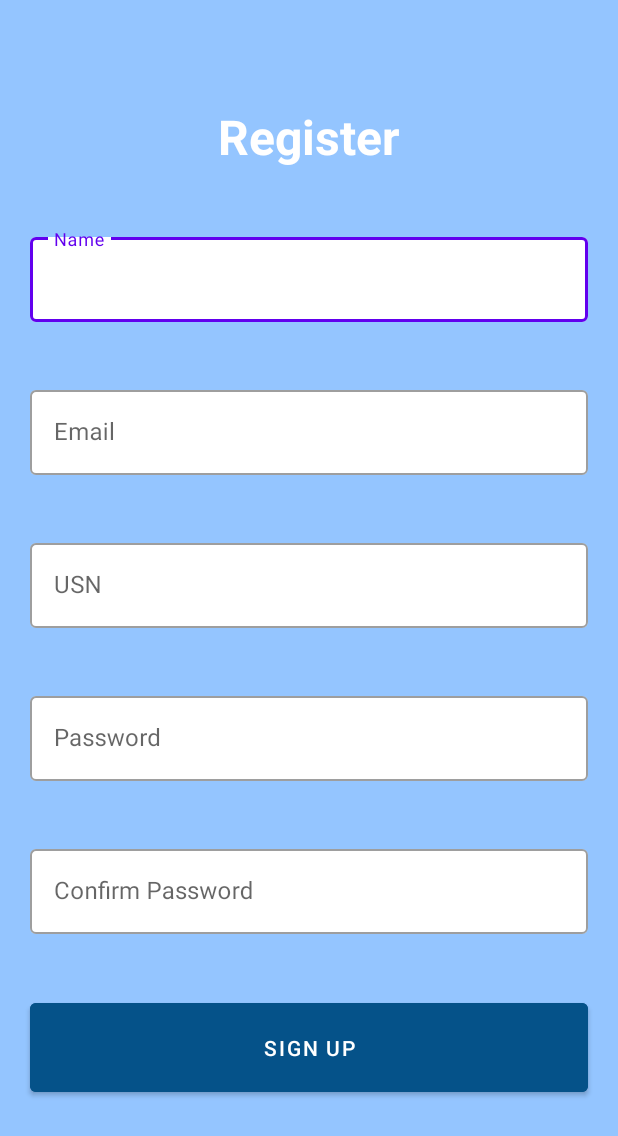
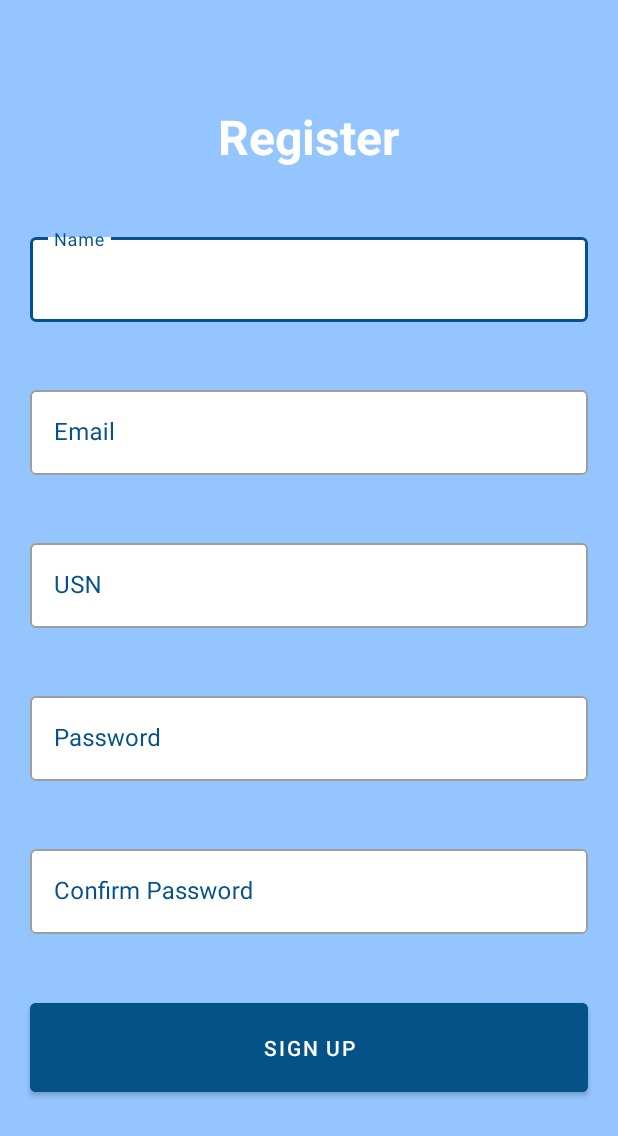
Before and after one commit to MirzaG9498/DroidAssist, an Android app: the SignUpActivity screen opened directly, with no data from a screen before it, on a phone screen of 412 x 824 dp. Shown: the top 1136 px of the screen. Run offline under Robolectric (Android 15) with nearby library versions, the phone set to English and light mode, and no system bars; our stand-ins replace Firebase (no records; nobody signed in at launch, a user with empty details on screens opened directly).

```diff
--- a/app/src/main/java/com/example/droidassist/HomeActivity.kt
+++ b/app/src/main/java/com/example/droidassist/HomeActivity.kt
@@ -34,7 +34,6 @@ class HomeActivity : AppCompatActivity() {
             ?.addOnFailureListener { e ->
                 Toast.makeText(this,e.message,Toast.LENGTH_LONG).show()
             }
-
     }
 
     private fun getDepartment(usn: String): String {
--- a/app/src/main/java/com/example/droidassist/SignUpActivity.kt
+++ b/app/src/main/java/com/example/droidassist/SignUpActivity.kt
@@ -27,6 +27,8 @@ class SignUpActivity : AppCompatActivity() {
         val passwordTextField: TextInputLayout = findViewById(R.id.etPassword)
         val confirmPasswordTextField: TextInputLayout = findViewById(R.id.etConfirmPassword)
 
+        val usnRegex = "[0-9]{1,2}[a-b]{2}[0-9]{1,2}[a-b]{2}[0-9]{3}"
+
         val signUpButton: Button = findViewById(R.id.btnRegister)
 
         signUpButton.setOnClickListener {
@@ -50,6 +52,8 @@ class SignUpActivity : AppCompatActivity() {
                 Toast.makeText(this, "Passwords Do Not Match", Toast.LENGTH_LONG).show()
                 return@setOnClickListener
             }
+
+
 
             auth.createUserWithEmailAndPassword(email, password)
                 .addOnCompleteListener { task ->
--- a/app/src/main/res/layout/activity_login.xml
+++ b/app/src/main/res/layout/activity_login.xml
@@ -30,6 +30,7 @@
             android:layout_margin="20dp"
             app:boxBackgroundColor="@color/white"
             android:hint="Email"
+            android:textColorHint="@color/secondary"
             style="@style/Widget.MaterialComponents.TextInputLayout.OutlinedBox">
 
             <com.google.android.material.textfield.TextInputEditText
@@ -47,6 +48,7 @@
             android:layout_margin="20dp"
             app:boxBackgroundColor="@color/white"
             android:hint="Password"
+            android:textColorHint="@color/secondary"
             style="@style/Widget.MaterialComponents.TextInputLayout.OutlinedBox">
 
             <com.google.android.material.textfield.TextInputEditText
--- a/app/src/main/res/layout/activity_sign_up.xml
+++ b/app/src/main/res/layout/activity_sign_up.xml
@@ -30,6 +30,7 @@
             android:layout_height="wrap_content"
             android:layout_margin="20dp"
             android:hint="Name"
+            android:textColorHint="@color/secondary"
             app:boxBackgroundColor="@color/white"
             style="@style/Widget.MaterialComponents.TextInputLayout.OutlinedBox">
 
@@ -49,6 +50,7 @@
             android:layout_margin="20dp"
             android:hint="Email"
             app:boxBackgroundColor="@color/white"
+            android:textColorHint="@color/secondary"
             style="@style/Widget.MaterialComponents.TextInputLayout.OutlinedBox">
 
             <com.google.android.material.textfield.TextInputEditText
@@ -66,6 +68,7 @@
             android:layout_height="wrap_content"
             android:layout_margin="20dp"
             android:hint="USN"
+            android:textColorHint="@color/secondary"
             app:boxBackgroundColor="@color/white"
             style="@style/Widget.MaterialComponents.TextInputLayout.OutlinedBox">
 
@@ -82,6 +85,7 @@
             android:layout_height="wrap_content"
             android:layout_margin="20dp"
             app:boxBackgroundColor="@color/white"
+            android:textColorHint="@color/secondary"
             android:hint="Password"
             style="@style/Widget.MaterialComponents.TextInputLayout.OutlinedBox">
 
@@ -100,6 +104,7 @@
             android:layout_margin="20dp"
             app:boxBackgroundColor="@color/white"
             android:hint="Confirm Password"
+            android:textColorHint="@color/secondary"
             style="@style/Widget.MaterialComponents.TextInputLayout.OutlinedBox">
 
             <com.google.android.material.textfield.TextInputEditText
--- a/app/src/main/res/layout/activity_splash.xml
+++ b/app/src/main/res/layout/activity_splash.xml
@@ -25,7 +25,7 @@
             android:layout_height="wrap_content"
             android:layout_gravity="center"
             android:layout_marginTop="30dp"
-            android:textColor="@color/black"
+            android:textColor="@color/secondary"
             android:textStyle="bold"
             android:textSize="32sp"
             android:text="DROID ASSIST" />
@@ -34,7 +34,7 @@
             android:layout_width="wrap_content"
             android:layout_height="wrap_content"
             android:textSize="18sp"
-            android:textColor="@color/black"
+            android:textColor="@color/secondary"
             android:layout_gravity="center"
             android:textStyle="bold"
             android:text="Online Education Made Easier" />
--- a/app/src/main/res/values-night/themes.xml
+++ b/app/src/main/res/values-night/themes.xml
@@ -1,16 +1,16 @@
 <resources xmlns:tools="http://schemas.android.com/tools">
     <!-- Base application theme. -->
-    <style name="Theme.DroidAssist" parent="Theme.MaterialComponents.DayNight.DarkActionBar">
+    <style name="Theme.DroidAssist" parent="Theme.MaterialComponents.DayNight.NoActionBar">
         <!-- Primary brand color. -->
-        <item name="colorPrimary">@color/purple_200</item>
+        <item name="colorPrimary">@color/secondary</item>
         <item name="colorPrimaryVariant">@color/purple_700</item>
         <item name="colorOnPrimary">@color/black</item>
         <!-- Secondary brand color. -->
-        <item name="colorSecondary">@color/teal_200</item>
+        <item name="colorSecondary">@color/primary</item>
         <item name="colorSecondaryVariant">@color/teal_200</item>
-        <item name="colorOnSecondary">@color/black</item>
+        <item name="colorOnSecondary">@color/white</item>
         <!-- Status bar color. -->
-        <item name="android:statusBarColor" tools:targetApi="l">?attr/colorPrimaryVariant</item>
+        <item name="android:statusBarColor" tools:targetApi="l">?attr/colorSecondary</item>
         <!-- Customize your theme here. -->
     </style>
 </resources>
--- a/app/src/main/res/values/themes.xml
+++ b/app/src/main/res/values/themes.xml
@@ -2,15 +2,15 @@
     <!-- Base application theme. -->
     <style name="Theme.DroidAssist" parent="Theme.MaterialComponents.DayNight.NoActionBar">
         <!-- Primary brand color. -->
-        <item name="colorPrimary">@color/purple_500</item>
+        <item name="colorPrimary">@color/secondary</item>
         <item name="colorPrimaryVariant">@color/purple_700</item>
         <item name="colorOnPrimary">@color/white</item>
         <!-- Secondary brand color. -->
-        <item name="colorSecondary">@color/teal_200</item>
+        <item name="colorSecondary">@color/primary</item>
         <item name="colorSecondaryVariant">@color/teal_700</item>
         <item name="colorOnSecondary">@color/black</item>
         <!-- Status bar color. -->
-        <item name="android:statusBarColor" tools:targetApi="l">?attr/colorPrimaryVariant</item>
+        <item name="android:statusBarColor" tools:targetApi="l">?attr/colorSecondary</item>
         <!-- Customize your theme here. -->
     </style>
 </resources>
```
Also changed, not shown: 1 other file.
